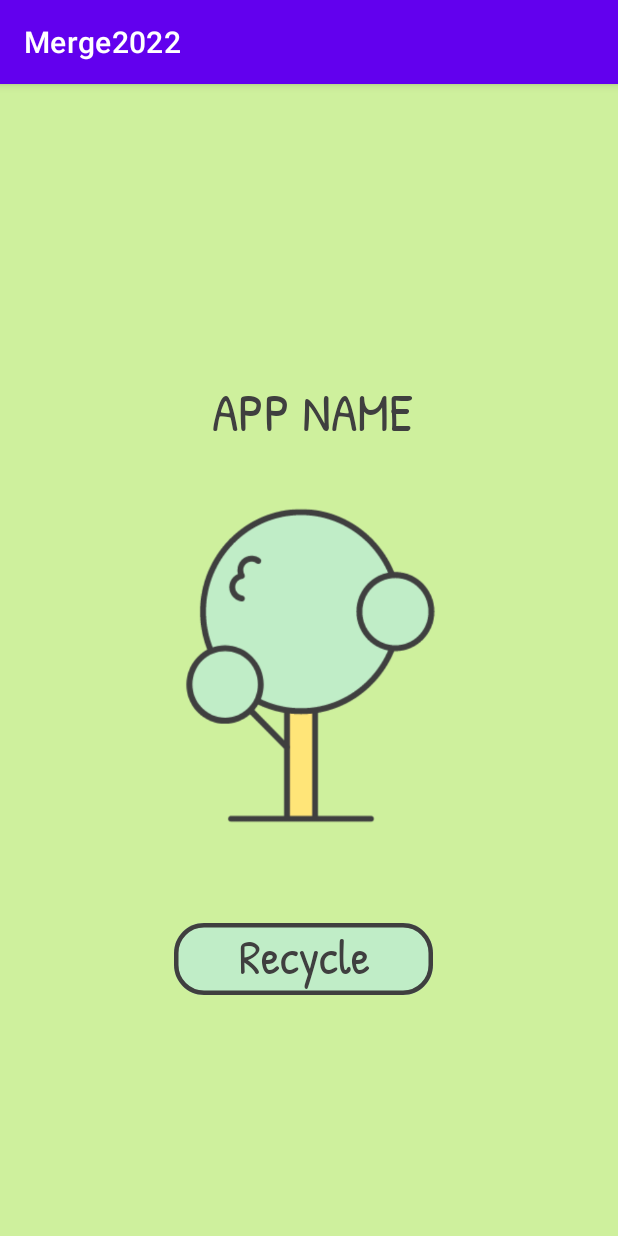
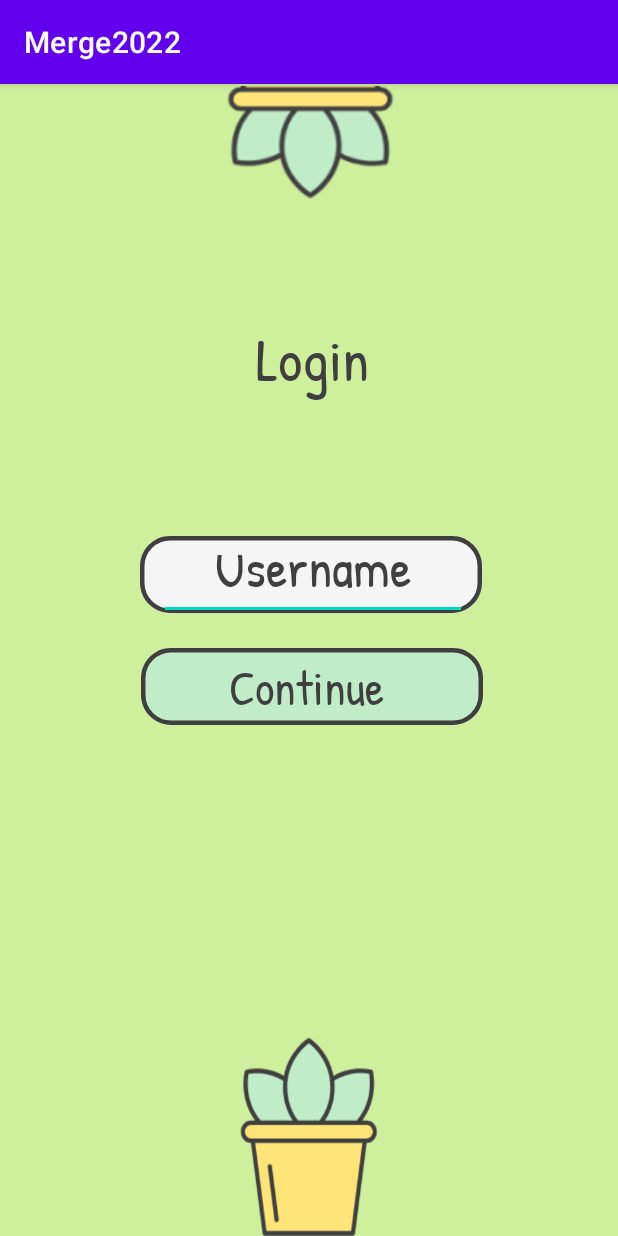
Before and after one commit to rgudla3/Merge22, an Android app: the WelcomeScreen screen opened directly, with no data from a screen before it, after a tap on an icon or button, on a phone screen of 412 x 824 dp. Run offline under Robolectric (Android 15) with nearby library versions, the phone set to English and light mode, and no system bars.

Commit message:
Updated login screen

```diff
--- a/app/src/main/java/com/example/merge2022/Login.java
+++ b/app/src/main/java/com/example/merge2022/Login.java
@@ -1,7 +1,29 @@
 package com.example.merge2022;
+
+import android.content.Intent;
+import android.os.Bundle;
+import android.widget.Button;
+import android.widget.EditText;
 
 import androidx.appcompat.app.AppCompatActivity;
 
 public class Login extends AppCompatActivity {
 
+    private Button submitButton;
+
+    public void onCreate(Bundle savedInstanceState) {
+        super.onCreate(savedInstanceState);
+        setContentView(R.layout.login_screen);
+        EditText nameEdit = findViewById(R.id.username);
+        submitButton = findViewById(R.id.login_button);
+        submitButton.setOnClickListener(l -> {
+            String name = String.valueOf(nameEdit.getText());
+            Bundle bundle = new Bundle();
+            bundle.putString("name", name);
+            Intent i = new Intent(this, Checklist.class);
+            i.putExtras(bundle);
+            startActivity(i);
+            finish();
+        });
+    };
 }
--- /dev/null
+++ b/app/src/main/res/drawable-v24/rectangle_3.xml
@@ -0,0 +1,29 @@
+<vector
+    xmlns:android="http://schemas.android.com/apk/res/android"
+    xmlns:aapt="http://schemas.android.com/aapt"
+    android:width="228dp"
+    android:height="51dp"
+    android:viewportWidth="228"
+    android:viewportHeight="51"
+    >
+
+    <group>
+
+        <clip-path
+            android:pathData="M20 0H208C219.046 0 228 8.95431 228 20V31C228 42.0457 219.046 51 208 51H20C8.95431 51 0 42.0457 0 31V20C0 8.95431 8.95431 0 20 0Z"
+            />
+
+        <path
+            android:pathData="M0 0V51H228V0"
+            android:fillColor="#C0EDC7"
+            />
+
+        <path
+            android:pathData="M20 0H208C219.046 0 228 8.95431 228 20V31C228 42.0457 219.046 51 208 51H20C8.95431 51 0 42.0457 0 31V20C0 8.95431 8.95431 0 20 0Z"
+            android:strokeWidth="6"
+            android:strokeColor="#3F3F3F"
+            />
+
+    </group>
+
+</vector>
--- /dev/null
+++ b/app/src/main/res/drawable/rectangle_2.xml
@@ -0,0 +1,29 @@
+<vector
+    xmlns:android="http://schemas.android.com/apk/res/android"
+    xmlns:aapt="http://schemas.android.com/aapt"
+    android:width="228dp"
+    android:height="51dp"
+    android:viewportWidth="228"
+    android:viewportHeight="51"
+    >
+
+    <group>
+
+        <clip-path
+            android:pathData="M20 0H208C219.046 0 228 8.95431 228 20V31C228 42.0457 219.046 51 208 51H20C8.95431 51 0 42.0457 0 31V20C0 8.95431 8.95431 0 20 0Z"
+            />
+
+        <path
+            android:pathData="M0 0V51H228V0"
+            android:fillColor="#F5F5F5"
+            />
+
+        <path
+            android:pathData="M20 0H208C219.046 0 228 8.95431 228 20V31C228 42.0457 219.046 51 208 51H20C8.95431 51 0 42.0457 0 31V20C0 8.95431 8.95431 0 20 0Z"
+            android:strokeWidth="6"
+            android:strokeColor="#3F3F3F"
+            />
+
+    </group>
+
+</vector>
--- /dev/null
+++ b/app/src/main/res/layout/login_screen.xml
@@ -0,0 +1,106 @@
+<?xml version="1.0" encoding="utf-8"?>
+<RelativeLayout xmlns:android="http://schemas.android.com/apk/res/android"
+    xmlns:map="http://schemas.android.com/apk/res-auto"
+    xmlns:tools="http://schemas.android.com/tools"
+    android:id="@+id/welcomeScreen"
+    android:layout_width="match_parent"
+    android:layout_height="match_parent"
+    android:background="#CEF09D"
+    tools:context=".Login">
+
+
+    <View
+        android:id="@+id/bottom_pot"
+        android:layout_width="match_parent"
+        android:layout_height="wrap_content"
+        android:layout_alignParentLeft="true"
+        android:layout_alignParentTop="true"
+        android:layout_marginLeft="0dp"
+        android:layout_marginTop="97dp"
+        android:background="@drawable/bottom_pot_login" />
+
+    <View
+        android:id="@+id/top_pot"
+        android:layout_width="333dp"
+        android:layout_height="282dp"
+        android:layout_alignParentLeft="true"
+        android:layout_alignParentTop="true"
+        android:layout_marginLeft="41dp"
+        android:layout_marginTop="1dp"
+        android:background="@drawable/top_pot_upper" />
+
+    <TextView
+        android:id="@+id/login"
+        android:layout_width="93dp"
+        android:layout_height="wrap_content"
+        android:layout_alignParentLeft="true"
+        android:layout_alignParentTop="true"
+        android:layout_marginLeft="161dp"
+        android:layout_marginTop="156dp"
+        android:fontFamily="@font/patrick"
+        android:gravity="center_horizontal|top"
+        android:text="Login"
+        android:textAppearance="@style/login"
+        android:textSize="40sp" />
+
+    <Button
+        android:id="@+id/login_button"
+        android:layout_width="228dp"
+        android:layout_height="51dp"
+        android:layout_alignParentLeft="true"
+        android:layout_alignParentTop="true"
+        android:layout_marginLeft="94dp"
+        android:layout_marginTop="374dp"
+        android:background="#00000000" />
+
+
+    <View
+        android:id="@+id/rectangle_3"
+        android:layout_width="228dp"
+        android:layout_height="51dp"
+        android:layout_alignParentLeft="true"
+        android:layout_alignParentTop="true"
+        android:layout_marginLeft="94dp"
+        android:layout_marginTop="376dp"
+        android:background="@drawable/rectangle_3" />
+
+    <TextView
+        android:id="@+id/continueNext"
+        android:layout_width="104dp"
+        android:layout_height="43dp"
+        android:layout_alignParentLeft="true"
+        android:layout_alignParentTop="true"
+        android:layout_marginLeft="152dp"
+        android:layout_marginTop="380dp"
+        android:fontFamily="@font/patrick"
+        android:gravity="center_horizontal|top"
+        android:text="Continue"
+        android:textAppearance="@style/continueNext" />
+
+    <View
+        android:id="@+id/rectangle_2"
+        android:layout_width="228dp"
+        android:layout_height="51dp"
+        android:layout_alignParentLeft="true"
+        android:layout_alignParentTop="true"
+        android:layout_marginLeft="93dp"
+        android:layout_marginTop="301dp"
+        android:background="@drawable/rectangle_2" />
+
+    <EditText
+        android:id="@+id/username"
+        android:layout_width="205dp"
+        android:layout_height="53dp"
+        android:layout_alignParentLeft="true"
+        android:layout_alignParentTop="true"
+        android:layout_centerHorizontal="true"
+        android:layout_marginLeft="106dp"
+        android:layout_marginTop="304dp"
+        android:fontFamily="@font/patrick"
+        android:gravity="center"
+        android:text="Username"
+        android:textColor="#3F3F3F"
+        android:textSize="36sp" />
+
+
+</RelativeLayout>
--- a/app/src/main/res/layout/welcome_screen.xml
+++ b/app/src/main/res/layout/welcome_screen.xml
@@ -35,8 +35,8 @@
         android:layout_height="wrap_content"
         android:layout_alignParentLeft="true"
         android:layout_alignParentTop="true"
-        android:layout_marginLeft="141dp"
-        android:layout_marginTop="193dp"
+        android:layout_marginLeft="137dp"
+        android:layout_marginTop="195dp"
         android:fontFamily="@font/patrick"
         android:gravity="top"
         android:text="APP NAME"
--- a/app/src/main/res/values/styles.xml
+++ b/app/src/main/res/values/styles.xml
@@ -31,5 +31,41 @@
 
     </style>
 
+    <style name="login">
+
+        <item name="android:textSize">
+            36sp
+        </item>
+
+        <item name="android:textColor">
+            #3F3F3F
+        </item>
+
+    </style>
+
+    <style name="continueNext">
+
+        <item name="android:textSize">
+            32sp
+        </item>
+
+        <item name="android:textColor">
+            #3F3F3F
+        </item>
+
+    </style>
+
+    <style name="username">
+
+        <item name="android:textSize">
+            32sp
+        </item>
+
+        <item name="android:textColor">
+            #3F3F3F
+        </item>
+
+    </style>
+
 
 </resources>
```
Also changed, not shown: app/src/main/AndroidManifest.xml (+24 -1 lines), app/src/main/java/com/example/merge2022/Checklist.java (added, +25 -0 lines), app/src/main/res/drawable/top_pot.xml (added, +18 -0 lines), app/src/main/res/layout/dummy.xml (added, +13 -0 lines), app/src/main/res/drawable/bottom_pot_login.png (added), app/src/main/res/drawable/top_pot_upper.png (added).
